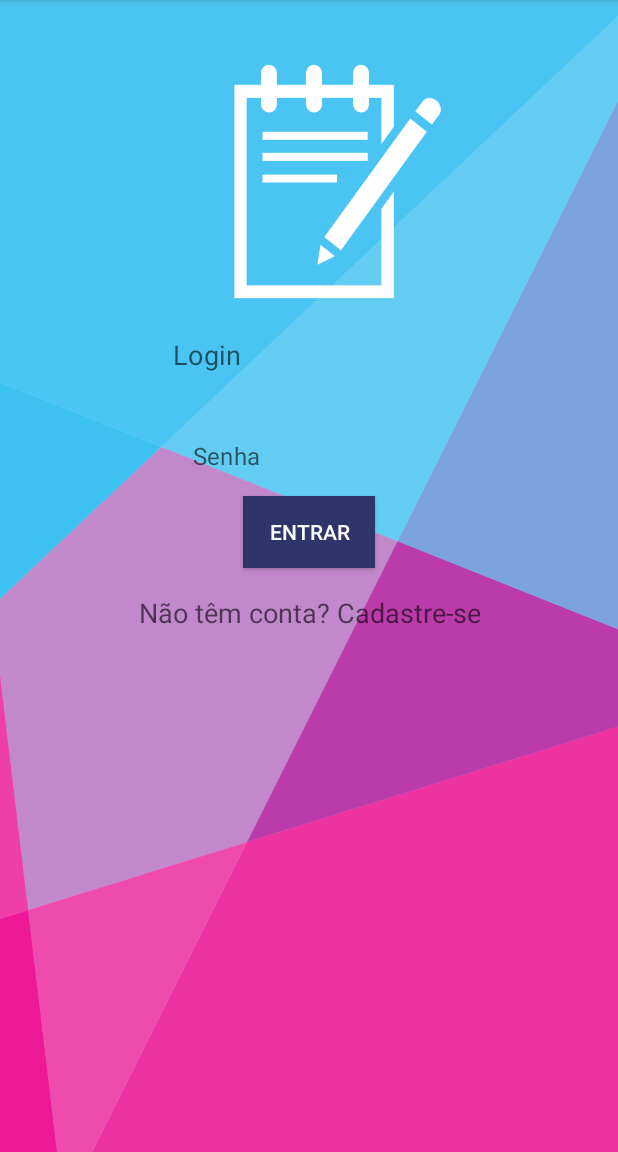
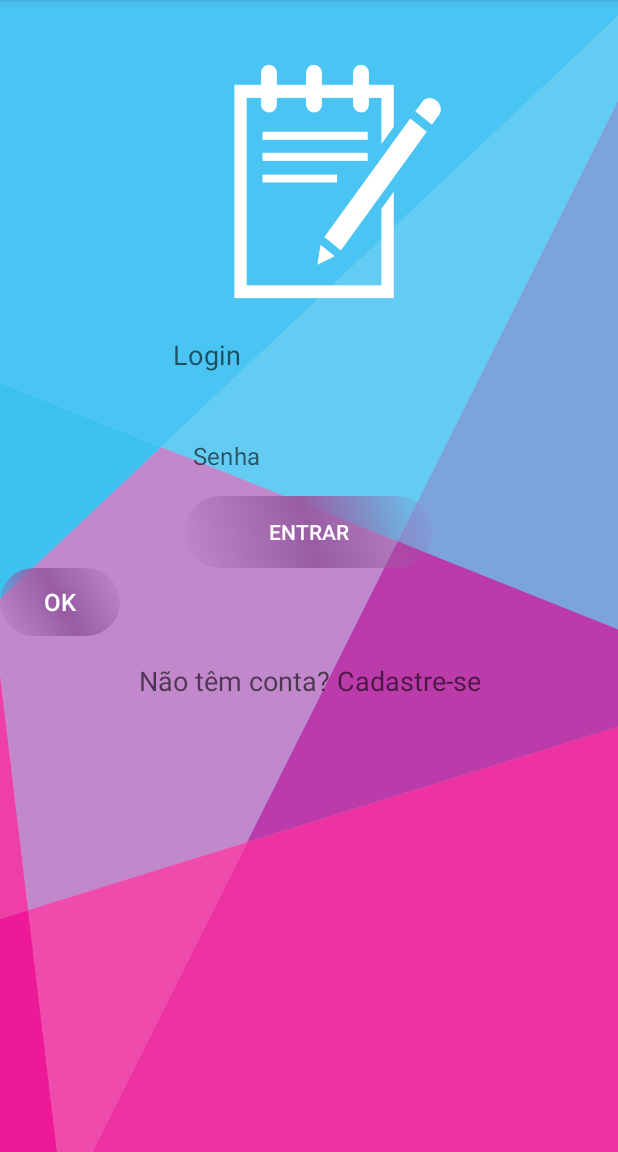
Before and after one commit to lucasantonio12/StudyManagerOficial, an Android app: the screen it shows after launch (LoginView), on a phone screen of 412 x 824 dp, the part 84-1236 px from its top. Run offline under Robolectric (Android 15) with nearby library versions, the phone set to English and light mode, and no system bars; our stand-ins replace Room's generated code; libraries missing offline, so code that uses them is left out: jp.wasabeef.recyclerview; 2 statements that could not run were skipped.

Commit message:
Layouts:
- atualizações de background (telas de cadastros e login);
- inserção de buttons floatActionButton nos layouts (fragments de disciplina e tarefa);

```diff
--- /dev/null
+++ b/app/src/main/res/drawable/buttonshape.xml
@@ -0,0 +1,17 @@
+<?xml version="1.0" encoding="utf-8"?>
+<shape xmlns:android="http://schemas.android.com/apk/res/android" android:shape="rectangle" >
+    <corners
+        android:radius="70dp"
+        />
+
+    <gradient
+        android:angle="45"
+        android:centerColor="@color/primaryDarkColor"
+        android:type="linear"
+        />
+      <size
+        android:width="166dp"
+        android:height="38dp"
+        />
+
+</shape>
--- a/app/src/main/res/layout/activity_login_view.xml
+++ b/app/src/main/res/layout/activity_login_view.xml
@@ -46,12 +46,24 @@
         style="@style/Widget.AppCompat.Button.Colored"
         android:layout_width="wrap_content"
         android:layout_height="wrap_content"
+        android:background="@drawable/buttonshape"
         android:layout_gravity="center"
         android:layout_marginTop="6dp"
         android:text="Entrar"
-        android:background="#2D356B"
+
         android:textColorHighlight="#9486AD"
-        android:textColorLink="#3F51B5" />
+        android:textColorLink="#3F51B5"
+        />
+
+    <Button
+        android:layout_width="80dp"
+        android:layout_height="45dp"
+        android:background="@drawable/buttonshape"
+        android:shadowColor="@color/primaryDarkColor"
+        android:shadowRadius="5"
+        android:text="OK"
+        android:textColor="#FFFFFF"
+        android:textSize="16sp" />
 
     <Button
         android:id="@+id/registerButton"
--- a/app/src/main/res/layout/fragment_disciplina_home.xml
+++ b/app/src/main/res/layout/fragment_disciplina_home.xml
@@ -25,6 +25,8 @@
             android:id="@+id/cadastroDisciplinas"
             android:layout_width="wrap_content"
             android:layout_height="wrap_content"
+            android:layout_marginEnd="150dp"
+            android:layout_marginRight="28dp"
             android:text="Cadastra"
             app:layout_constraintBottom_toBottomOf="parent"
             app:layout_constraintEnd_toEndOf="parent"
@@ -41,7 +43,7 @@
         android:src="@drawable/ic_done_black_24dp"
         android:fabSize="normal"
         app:elevation="100dp"
-        app:backgroundTint="@color/primaryColor">
+        app:backgroundTint="@color/primaryDarkColor">
     </com.google.android.material.floatingactionbutton.FloatingActionButton>
 
 </FrameLayout>
--- a/app/src/main/res/layout/fragment_tarefa_home.xml
+++ b/app/src/main/res/layout/fragment_tarefa_home.xml
@@ -27,7 +27,7 @@
             android:id="@+id/cadastroTarefaFrag"
             android:layout_width="wrap_content"
             android:layout_height="wrap_content"
-            android:layout_marginEnd="28dp"
+            android:layout_marginEnd="150dp"
             android:layout_marginRight="28dp"
             android:text="Cadastrar"
             app:layout_constraintBottom_toBottomOf="parent"
@@ -45,7 +45,7 @@
         android:src="@drawable/ic_done_black_24dp"
         android:fabSize="normal"
         app:elevation="100dp"
-        app:backgroundTint="@color/primaryColor">
+        app:backgroundTint="@color/primaryDarkColor">
     </com.google.android.material.floatingactionbutton.FloatingActionButton>
 
 </FrameLayout>
```
Also changed, not shown: app/src/main/res/drawable/backgroud.jpg (deleted).
